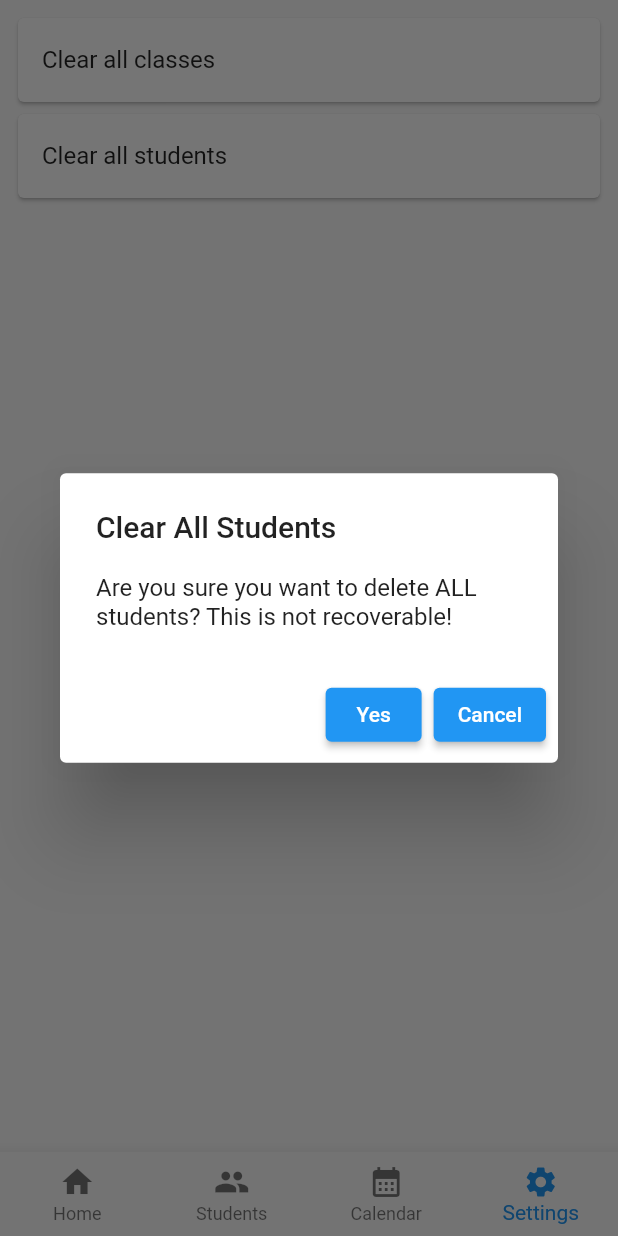
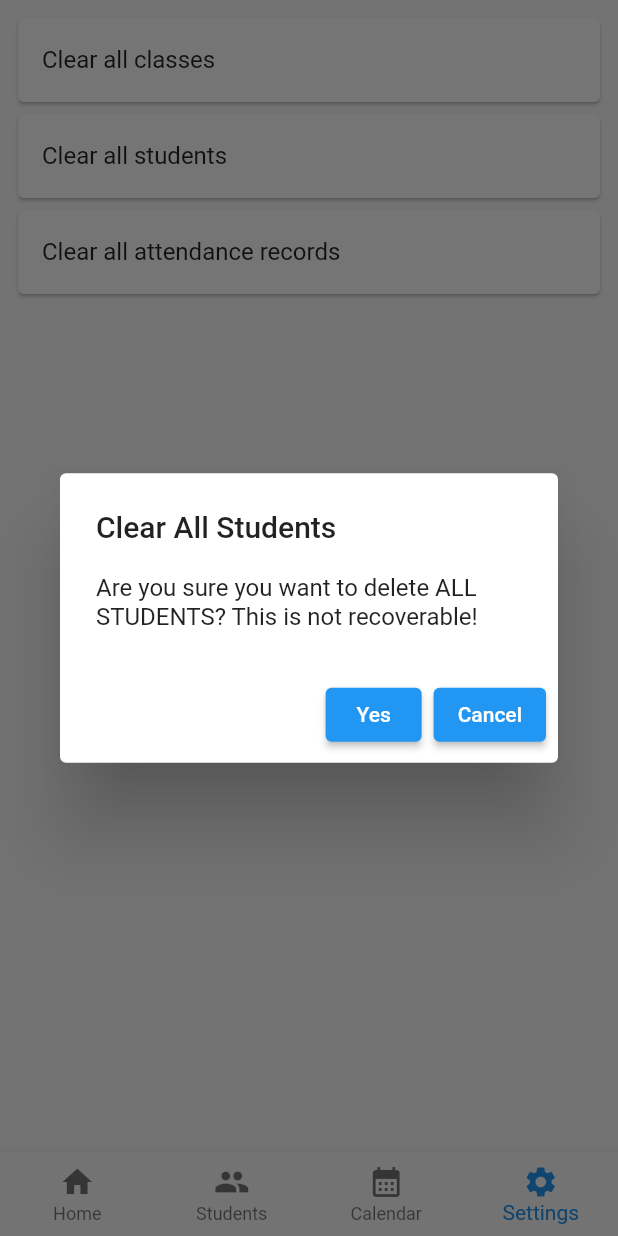
Before and after one commit to ADNU2023-IT-Capstone/A-Check, a Flutter app: the HomeScreen screen opened directly, item 4 of the bottom bar chosen, after a tap on "Clear all students", on a phone screen of 412 x 824 dp. Run offline on Flutter 3.47's test engine with Material 2 defaults, Android fonts, the phone set to English and light mode, and no system bars; our stand-ins replace camera, flutter_speed_dial, hive, hive_flutter; missing offline and left inert: google_mlkit_face_detection, tflite_flutter; accounts and stored records are empty.

Commit message:
Added missing attribute in AttendanceRecord and added Take Attendance functionality

```diff
--- a/lib/models/attendance_record.dart
+++ b/lib/models/attendance_record.dart
@@ -8,13 +8,17 @@ class AttendanceRecord extends HiveObject {
   String studentId;
 
   @HiveField(1)
+  String classCode;
+
+  @HiveField(2)
   DateTime dateTime;
 
-  @HiveField(2)
+  @HiveField(3)
   bool isPresent;
 
   AttendanceRecord(
       {required this.studentId,
+      required this.classCode,
       required this.dateTime,
       required this.isPresent});
 }
--- a/lib/pages/class_page.dart
+++ b/lib/pages/class_page.dart
@@ -35,7 +35,10 @@ class ClassView extends WidgetView<ClassPage, ClassState> {
     return ListView(
       shrinkWrap: true,
       padding: const EdgeInsets.symmetric(vertical: 4, horizontal: 8),
-      children: const [AttendanceRecordCard(), AttendanceRecordCard()],
+      children: state.attendanceRecords.entries
+          .map((e) =>
+              AttendanceRecordCard(dateTime: e.key, attendanceRecords: e.value))
+          .toList(),
     );
   }
 
--- a/lib/pages/controllers/settings_state.dart
+++ b/lib/pages/controllers/settings_state.dart
@@ -4,12 +4,10 @@ import 'package:a_check/utils/localdb.dart';
 import 'package:flutter/material.dart';
 
 class SettingsState extends State<SettingsPage> {
-  void clearAllClasses() {
-    Widget createDialog() {
+  Widget _createConfirmDialog(Widget title, Widget content) {
     return AlertDialog(
-        title: const Text("Clear All Classes"),
-        content: const Text(
-            "Are you sure you want to delete ALL classes? This is not recoverable!"),
+      title: title,
+      content: content,
       actions: [
         ElevatedButton(
             onPressed: () {
@@ -25,7 +23,13 @@ class SettingsState extends State<SettingsPage> {
     );
   }
 
-    showDialog(context: context, builder: (context) => createDialog())
+  void clearAllClasses() {
+    showDialog(
+            context: context,
+            builder: (context) => _createConfirmDialog(
+                const Text("Clear All Classes"),
+                const Text(
+                    "Are you sure you want to delete ALL CLASSES? This is not recoverable!")))
         .then((value) {
       if (value == true) {
         HiveBoxes.classesBox().clear().then((value) {
@@ -36,28 +40,30 @@ class SettingsState extends State<SettingsPage> {
     });
   }
 
-  void clearAllStudents() {
-    Widget createDialog() {
-      return AlertDialog(
-        title: const Text("Clear All Students"),
-        content: const Text(
-            "Are you sure you want to delete ALL students? This is not recoverable!"),
-        actions: [
-          ElevatedButton(
-              onPressed: () {
-                Navigator.pop(context, true);
-              },
-              child: const Text("Yes")),
-          ElevatedButton(
-              onPressed: () {
-                Navigator.pop(context, false);
-              },
-              child: const Text("Cancel"))
-        ],
-      );
+  void clearAllAttendanceRecords() {
+    showDialog(
+            context: context,
+            builder: (context) => _createConfirmDialog(
+                const Text("Clear All Students"),
+                const Text(
+                    "Are you sure you want to delete ALL ATTENDANCE RECORDS? This is not recoverable!")))
+        .then((value) {
+      if (value == true) {
+        HiveBoxes.attendancesBox().clear().then((value) {
+          ScaffoldMessenger.of(context).showSnackBar(
+              const SnackBar(content: Text("Cleared all attendance records.")));
+        });
+      }
+    });
   }
 
-    showDialog(context: context, builder: (context) => createDialog())
+  void clearAllStudents() {
+    showDialog(
+            context: context,
+            builder: (context) => _createConfirmDialog(
+                const Text("Clear All Students"),
+                const Text(
+                    "Are you sure you want to delete ALL STUDENTS? This is not recoverable!")))
         .then((value) {
       if (value == true) {
         HiveBoxes.studentsBox().clear().then((value) {
--- a/lib/pages/settings_page.dart
+++ b/lib/pages/settings_page.dart
@@ -34,6 +34,12 @@ class SettingsView extends WidgetView<SettingsPage, SettingsState> {
                     onTap: state.clearAllStudents,
                   ),
                 ),
+                Card(
+                  child: ListTile(
+                    title: const Text("Clear all attendance records"),
+                    onTap: state.clearAllAttendanceRecords,
+                  ),
+                ),
               ],
             ),
           )),
--- a/lib/utils/localdb.dart
+++ b/lib/utils/localdb.dart
@@ -1,3 +1,4 @@
+import 'package:a_check/models/attendance_record.dart';
 import 'package:a_check/models/class.dart';
 import 'package:a_check/models/student.dart';
 import 'package:hive/hive.dart';
@@ -5,15 +6,18 @@ import 'package:hive/hive.dart';
 class HiveBoxes {
   static const classes = "classes";
   static const students = "students";
+  static const attendances = "attendances";
 
   static Box classesBox() => Hive.box(classes);
   static Box studentsBox() => Hive.box(students);
+  static Box attendancesBox() => Hive.box(attendances);
 
   static initialize() async {
     initializeAdapters();
 
     await Hive.openBox(classes);
     await Hive.openBox(students);
+    await Hive.openBox(attendances);
   }
 
   static initializeAdapters() {
@@ -22,5 +26,6 @@ class HiveBoxes {
     Hive.registerAdapter(ClassScheduleAdapter());
     Hive.registerAdapter(PersonAdapter());
     Hive.registerAdapter(StudentAdapter());
+    Hive.registerAdapter(AttendanceRecordAdapter());
   }
 }
```
Also changed, not shown: lib/models/class.dart (+23 -2 lines), lib/pages/controllers/class_state.dart (+13 -2 lines), lib/pages/controllers/take_attendance_state.dart (+11 -4 lines), lib/widgets/attendance_record_card.dart (+15 -4 lines), lib/models/attendance_record.g.dart, 1 other file. Lines whose indentation alone changed are shown as unchanged.
